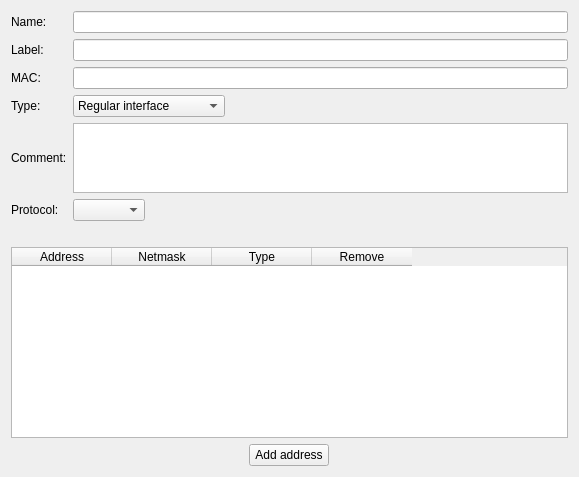
Above: src/gui/InterfaceEditorWidget.ui from fwbuilder/fwbuilder before the change. Below: the same form after it.
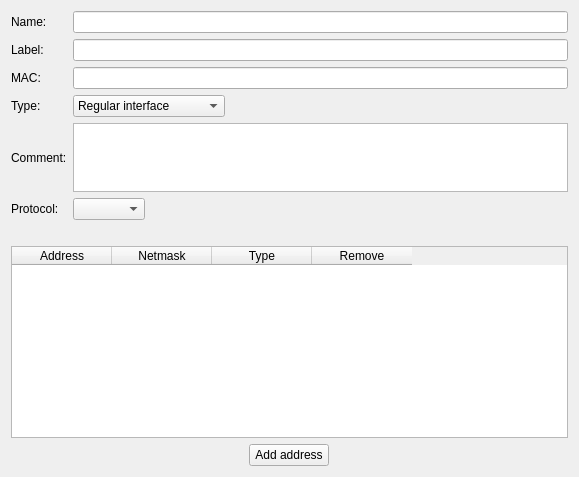
That is the form after the change.

Commit message: newFirewall dialog will now appear with minimal possible height. (fixed #1588)

What changed in the file:
```diff
--- a/src/gui/InterfaceEditorWidget.ui
+++ b/src/gui/InterfaceEditorWidget.ui
@@ -60,7 +60,7 @@
        <property name="minimumSize">
         <size>
          <width>0</width>
-         <height>70</height>
+         <height>25</height>
         </size>
        </property>
        <property name="maximumSize">
```
The commit also changes 2 other files.
